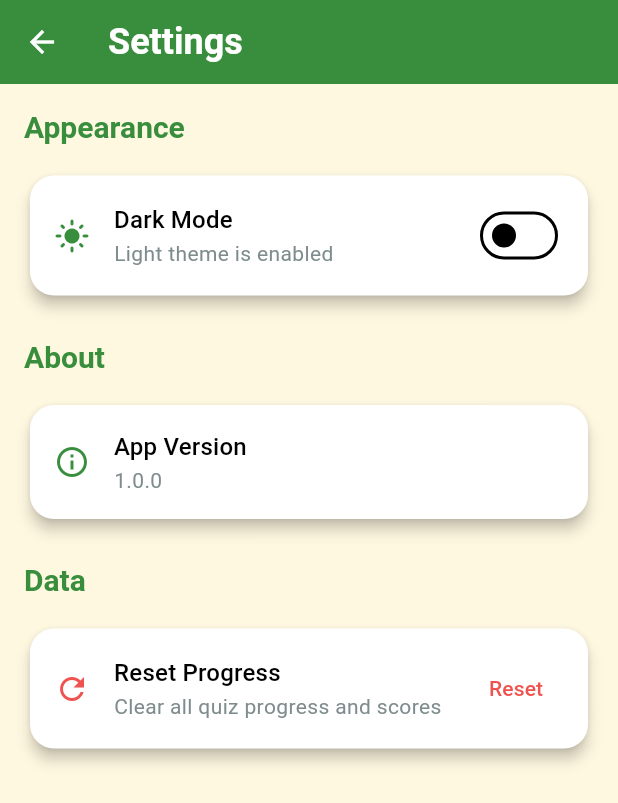
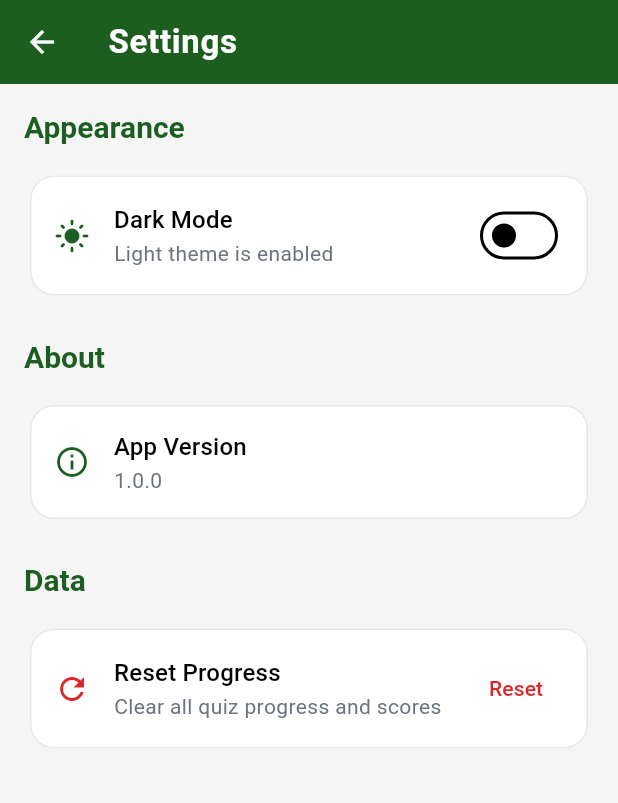
Before and after one commit to umarn15/islamic-quiz, a Flutter app: the screen it shows after launch, after a tap on the "settings" icon, on a phone screen of 412 x 824 dp. Shown: the top 803 px of the screen. Run offline on Flutter 3.47's test engine with Material 3 defaults, Android fonts, the phone set to English and light mode, and no system bars; our stand-ins replace cloud_firestore, firebase_core, flutter_riverpod, hooks_riverpod, shared_preferences; accounts and stored records are empty; generated files the repository leaves out were written again; statements that could not run were skipped.

Commit message:
better colors

```diff
--- a/lib/core/theme_data.dart
+++ b/lib/core/theme_data.dart
@@ -4,24 +4,24 @@ import 'package:shared_preferences/shared_preferences.dart';
 import 'package:hooks_riverpod/hooks_riverpod.dart';
 import '../data/providers/shared_prefs_provider.dart';
 
-const Color primaryGreen = const Color(0xFF388E3C); // Fresh green
-const Color secondaryTeal = Color(0xFF00BCD4); // Bright teal
-const Color accentGold = Color(0xFFFFB300); // Warm gold
-const Color backgroundCream = Color(0xFFFFF8E1); // Soft cream
+const Color primaryGreen = Color(0xFF1B5E20); // Deep forest green
+const Color secondaryTeal = Color(0xFF26A69A); // Elegant teal
+const Color accentGold = Color(0xFFD4AF37); // Rich Islamic gold
+const Color backgroundCream = Color(0xFFF5F5F5); // Clean light gray
 const Color cardWhite = Color(0xFFFFFFFF);
-const Color textDark = Color(0xFF2C3E50);
-const Color textLight = Color(0xFF7F8C8D);
-const Color successGreen = Color(0xFF66BB6A);
-const Color errorRed = Color(0xFFEF5350);
-const Color starYellow = Color(0xFFFFC107);
-const darkBackgroundColor = Color(0xFF121212);
+const Color textDark = Color(0xFF1A1A2E); // Deep navy-black
+const Color textLight = Color(0xFF6B7280); // Soft gray
+const Color successGreen = Color(0xFF10B981); // Modern emerald
+const Color errorRed = Color(0xFFDC2626); // Clean red
+const Color starYellow = Color(0xFFF59E0B); // Amber
+const Color darkBackgroundColor = Color(0xFF0F172A); // Deep slate
 
 SystemUiOverlayStyle systemOverlayStyle(bool darkMode){
   return SystemUiOverlayStyle(
     statusBarColor: Colors.transparent,
     statusBarIconBrightness: darkMode? Brightness.light : Brightness.dark,
     statusBarBrightness: darkMode ? Brightness.dark : Brightness.light,
-    systemNavigationBarColor: darkMode? darkBackgroundColor : Color(0xFFFFF8E1),
+    systemNavigationBarColor: darkMode? darkBackgroundColor : backgroundCream,
     systemNavigationBarIconBrightness: darkMode ? Brightness.light : Brightness.dark,
   );
 }
@@ -52,21 +52,21 @@ class ThemeProvider extends ChangeNotifier {
       primary: primaryGreen,
       secondary: secondaryTeal,
       tertiary: accentGold,
-      surface: const Color(0xFF1E1E1E),
+      surface: const Color(0xFF1E293B),
       error: errorRed,
     ),
     scaffoldBackgroundColor: darkBackgroundColor,
 
     // AppBar Theme
     appBarTheme: const AppBarTheme(
-      backgroundColor: Color(0xFF1E1E1E),
+      backgroundColor: Color(0xFF1E293B),
       foregroundColor: Colors.white,
       elevation: 0,
       titleTextStyle: TextStyle(
         color: Colors.white,
-        fontSize: 24,
-        fontWeight: FontWeight.bold,
-        fontFamily: 'Roboto',
+        fontSize: 22,
+        fontWeight: FontWeight.w600,
+        letterSpacing: 0.5,
       ),
     ),
 
@@ -94,20 +94,21 @@ class ThemeProvider extends ChangeNotifier {
       ),
       bodyLarge: TextStyle(
         fontSize: 16,
-        color: Color(0xFFE0E0E0),
+        color: Color(0xFFE2E8F0),
       ),
       bodyMedium: TextStyle(
         fontSize: 14,
-        color: Color(0xFFB0B0B0),
+        color: Color(0xFF94A3B8),
       ),
     ),
 
     // Card Theme
     cardTheme: CardThemeData(
-      color: const Color(0xFF1E1E1E),
-      elevation: 2,
+      color: const Color(0xFF1E293B),
+      elevation: 0,
       shape: RoundedRectangleBorder(
         borderRadius: BorderRadius.circular(16),
+        side: BorderSide(color: Color(0xFF334155), width: 1),
       ),
     ),
 
@@ -120,18 +121,20 @@ class ThemeProvider extends ChangeNotifier {
         shape: RoundedRectangleBorder(
           borderRadius: BorderRadius.circular(12),
         ),
+        elevation: 0,
         textStyle: const TextStyle(
-          fontSize: 18,
-          fontWeight: FontWeight.bold,
+          fontSize: 16,
+          fontWeight: FontWeight.w600,
+          letterSpacing: 0.5,
         ),
       ),
     ),
 
-    dividerColor: Colors.grey.shade400,
+    dividerColor: const Color(0xFF334155),
 
     // Icon Theme
     iconTheme: const IconThemeData(
-      color: primaryGreen,
+      color: Color(0xFF26A69A),
       size: 24,
     ),
   );
@@ -149,14 +152,14 @@ class ThemeProvider extends ChangeNotifier {
 
     // AppBar Theme
     appBarTheme: const AppBarTheme(
-      backgroundColor: primaryGreen,
+      backgroundColor: Color(0xFF1B5E20),
       foregroundColor: Colors.white,
       elevation: 0,
       titleTextStyle: TextStyle(
         color: Colors.white,
-        fontSize: 24,
-        fontWeight: FontWeight.bold,
-        fontFamily: 'Roboto',
+        fontSize: 22,
+        fontWeight: FontWeight.w600,
+        letterSpacing: 0.5,
       ),
     ),
 
@@ -195,9 +198,10 @@ class ThemeProvider extends ChangeNotifier {
     // Card Theme
     cardTheme: CardThemeData(
       color: cardWhite,
-      elevation: 4,
+      elevation: 0,
       shape: RoundedRectangleBorder(
         borderRadius: BorderRadius.circular(16),
+        side: BorderSide(color: Color(0xFFE5E7EB), width: 1),
       ),
     ),
 
@@ -210,18 +214,20 @@ class ThemeProvider extends ChangeNotifier {
         shape: RoundedRectangleBorder(
           borderRadius: BorderRadius.circular(12),
         ),
+        elevation: 0,
         textStyle: const TextStyle(
-          fontSize: 18,
-          fontWeight: FontWeight.bold,
+          fontSize: 16,
+          fontWeight: FontWeight.w600,
+          letterSpacing: 0.5,
         ),
       ),
     ),
 
-    dividerColor: Colors.grey.shade700,
+    dividerColor: const Color(0xFFE5E7EB),
 
     // Icon Theme
     iconTheme: const IconThemeData(
-      color: primaryGreen,
+      color: Color(0xFF1B5E20),
       size: 24,
     ),
   );
```
